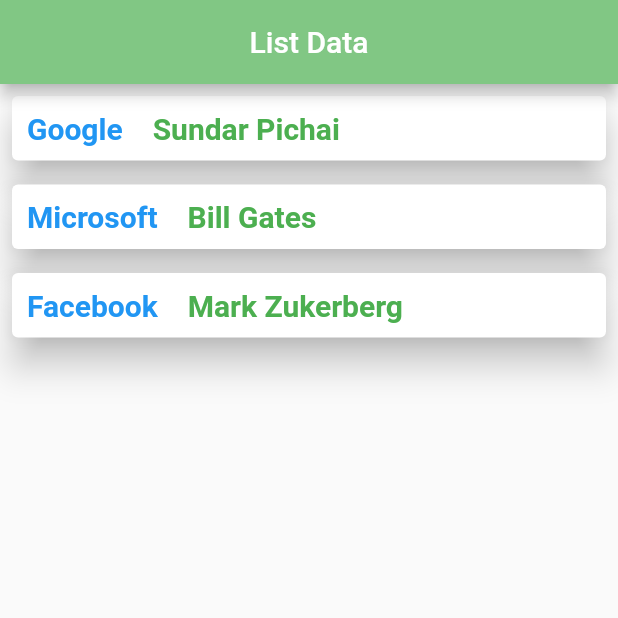
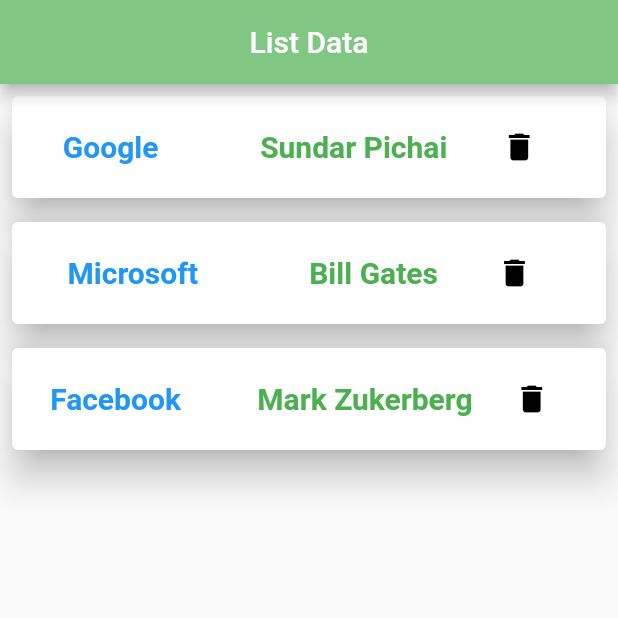
Before and after one commit to avi-nitb/FlutterListView, a Flutter app: the screen it shows after launch, on a phone screen of 412 x 824 dp, the top half of it. Run offline on Flutter 3.47's test engine with Material 2 defaults, Android fonts, the phone set to English and light mode, and no system bars.

Commit message:
Delete icon added for row and function to delete row

```diff
--- a/lib/custom_widgets/CompanyCard.dart
+++ b/lib/custom_widgets/CompanyCard.dart
@@ -3,7 +3,8 @@ import 'package:flutter/material.dart';
 
 class CompanyCard extends StatelessWidget{
   final Companies company;
-  CompanyCard({this.company});
+  final Function delete;
+  CompanyCard({this.company, this.delete});
 
   @override
   Widget build(BuildContext context) {
@@ -13,7 +14,7 @@ class CompanyCard extends StatelessWidget{
       child: Padding(
         padding: const EdgeInsets.all(10.0),
         child: Row(
-
+          mainAxisAlignment: MainAxisAlignment.spaceEvenly,
           children: [ Text(company.name,
           style: TextStyle(
             color: Colors.blue,
@@ -29,6 +30,12 @@ class CompanyCard extends StatelessWidget{
                   fontSize: 20.0,
                   fontWeight: FontWeight.bold
               ),),
+
+            IconButton(
+              onPressed: delete,
+              icon: Icon(Icons.delete,
+              color: Colors.black,)
+            )
         ]),
       ),
 
--- a/lib/main.dart
+++ b/lib/main.dart
@@ -27,7 +27,13 @@ class _MapMethodState extends State<MapMethod> {
         backgroundColor: Colors.green[300],
       ),
       body: Column(
-        children: companies.map((company) => CompanyCard(company: company)).toList(),
+        children: companies.map((company) => CompanyCard(
+            company: company,
+            delete: (){
+              setState(() {
+                companies.remove(company);
+              });
+            })).toList(),
       ),
     );
   }
```
